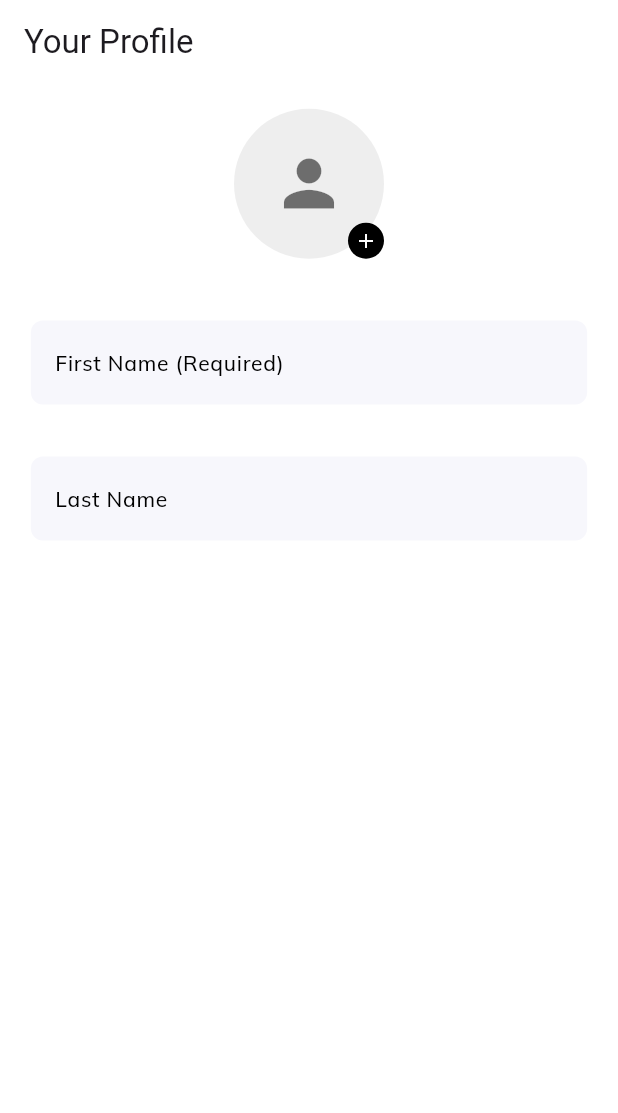
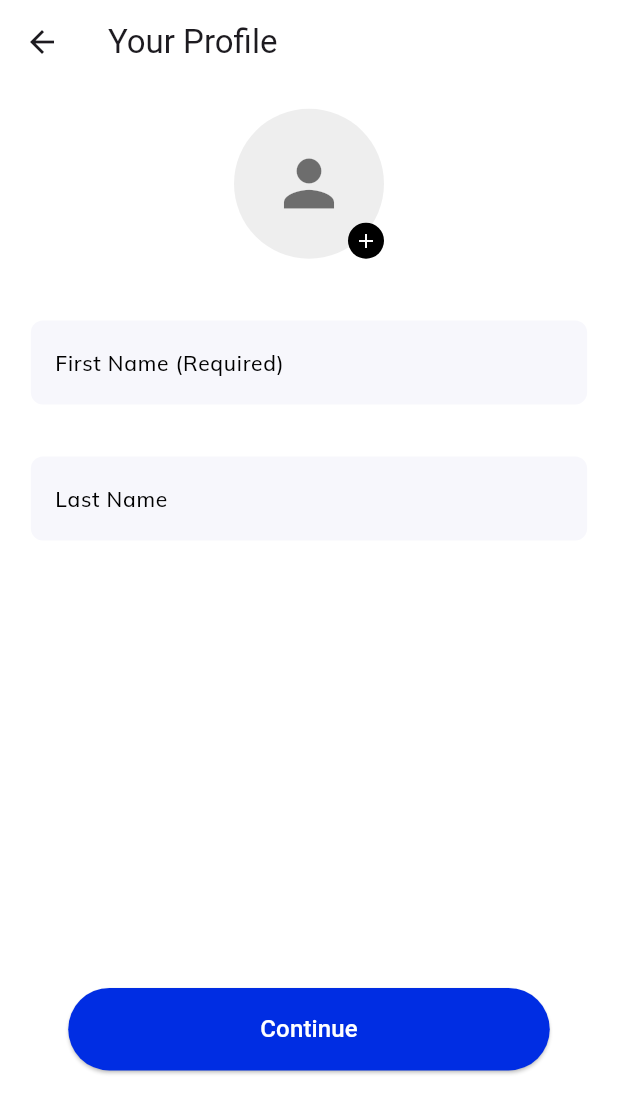
Before and after one commit to ebinpeter/chatapp, a Flutter app: the DetailsPage screen opened directly, on a phone screen of 412 x 824 dp. Shown: the top 1113 px of the screen. Run offline on Flutter 3.47's test engine with Material 3 defaults, Android fonts, the phone set to English and light mode, and no system bars; our stand-ins replace cloud_firestore, firebase_auth, firebase_core, google_fonts, intl_phone_number_input, pinput and 1 more; accounts and stored records are empty.

```diff
--- /dev/null
+++ b/lib/core/firebase_const.dart
@@ -0,0 +1,5 @@
+import 'package:cloud_firestore/cloud_firestore.dart';
+import 'package:firebase_auth/firebase_auth.dart';
+
+ FirebaseFirestore firestore = FirebaseFirestore.instance;
+ FirebaseAuth auth = FirebaseAuth.instance;
--- a/lib/feature/presentation/screen/details_page.dart
+++ b/lib/feature/presentation/screen/details_page.dart
@@ -1,7 +1,10 @@
 import 'package:flutter/material.dart';
 import 'package:chattick/feature/presentation/widget/textfeild.dart';
+import 'package:flutter/services.dart';
 import '../../../core/colors.dart';
 import '../../../core/media_query.dart';
+import '../widget/elevated_button.dart';
+import 'contact.dart';
 
 class DetailsPage extends StatefulWidget {
   const DetailsPage({super.key});
@@ -15,26 +18,31 @@ final TextEditingController lastNameController = TextEditingController();
 
 class _DetailsPageState extends State<DetailsPage> {
   @override
+  void initState() {
+    SystemChrome.setSystemUIOverlayStyle(SystemUiOverlayStyle(
+      statusBarColor: Coloure().BackGround,
+      statusBarIconBrightness: Brightness.dark,
+    ));
+    // TODO: implement initState
+    super.initState();
+  }
+
+  @override
   Widget build(BuildContext context) {
     return Scaffold(
       backgroundColor: Coloure().BackGround,
       appBar: AppBar(
         backgroundColor: Coloure().BackGround,
-        title: Text('Your Profile'),
+        title: Text('Your Profile',),
         automaticallyImplyLeading: true,
-
-        // leading: IconButton(
-        //   icon: Icon(Icons.arrow_back),
-        //   onPressed: () {
-        //     // Navigator.pop(context); // Navigate back to the previous screen
-        //   },
-        // ),
+        leading: IconButton(onPressed: () {
+          Navigator.pop(context);
+        }, icon:Icon(Icons.arrow_back)),
       ),
       body: SafeArea(
         child: LayoutBuilder(
           builder: (context, constraints) {
             bool isPortrait = constraints.maxHeight > constraints.maxWidth;
-
             return SingleChildScrollView(
               child: Padding(
                 padding: EdgeInsets.all(
@@ -91,6 +99,26 @@ class _DetailsPageState extends State<DetailsPage> {
                       height: MediaQueryUtil.heightPercentage(context, isPortrait ? 8 : 16),
                       width: MediaQueryUtil.widthPercentage(context, isPortrait ? 90 : 70),
                     ),
+                    SizedBox(
+                      height: MediaQueryUtil.heightPercentage(context, isPortrait ? 35 : 18),
+                    ),
+                    Padding(
+                      padding: EdgeInsets.only(
+                        bottom: MediaQuery.of(context).viewInsets.bottom,
+                      ),
+                      child: Align(
+                        alignment: Alignment.bottomCenter,
+                        child: CustomButton(
+                          text: "Continue",
+                          onPressed: () {
+                            Navigator.push(
+                              context,
+                              MaterialPageRoute(builder: (context) => ContactsList()),
+                            );
+                          },
+                        ),
+                      ),
+                    )
                   ],
                 ),
               ),
--- a/lib/feature/presentation/screen/otp_page.dart
+++ b/lib/feature/presentation/screen/otp_page.dart
@@ -107,7 +107,7 @@ class _OtpPageState extends State<OtpPage> {
 
     return Center(
       child: Pinput(
-        length: 4,
+        length: 6,
         defaultPinTheme: defaultPinTheme,
         focusedPinTheme: defaultPinTheme.copyWith(
           decoration: BoxDecoration(
@@ -122,7 +122,8 @@ class _OtpPageState extends State<OtpPage> {
         },
         onCompleted: (pin) {
           _otpCode = pin;
-          _navigateToNextPage();
+
+          // _navigateToNextPage();
         },
       ),
     );
--- a/lib/main.dart
+++ b/lib/main.dart
@@ -17,8 +17,9 @@ class MyApp extends StatelessWidget {
   @override
   Widget build(BuildContext context) {
     return MaterialApp(debugShowCheckedModeBanner: false,
-      home:ContactsList()
-      // StartMsgPage()
+      home:
+      // ContactsList()
+      StartMsgPage()
     );
   }
 }
--- a/pubspec.yaml
+++ b/pubspec.yaml
@@ -42,6 +42,8 @@ dependencies:
   pinput: ^5.0.0
   rive: ^0.13.13
   flashy_tab_bar2: ^0.0.10
+  cloud_firestore: ^5.4.0
+  firebase_auth: ^5.2.0
 
 
 dev_dependencies:
```
Also changed, not shown: lib/config/firebase.dart (added, +46 -0 lines), lib/feature/presentation/screen/phone_numberpage.dart (+6 -4 lines), pubspec.lock.
